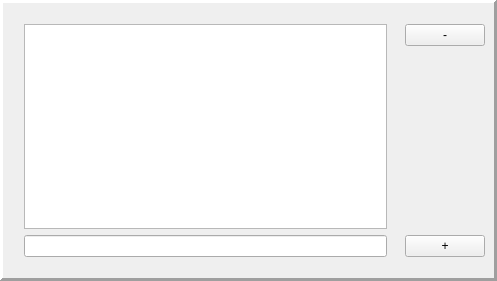
The window that QtTraceClient/UI/DevicesSelection.ui (cobreti/NyxTraceViewer) describes before a commit, drawn with Qt 5.
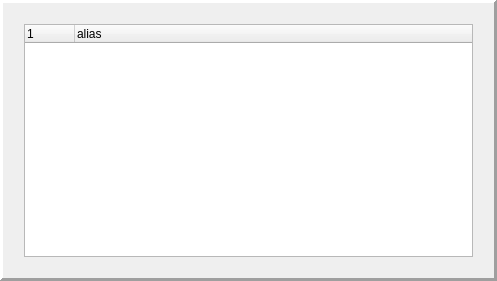
The same window after the commit.

Commit message: added get devices list and device selection panel

```diff
--- a/QtTraceClient/UI/DevicesSelection.ui
+++ b/QtTraceClient/UI/DevicesSelection.ui
@@ -79,63 +79,35 @@
            <number>12</number>
           </property>
           <item>
-           <widget class="QListWidget" name="deviceList">
-            <property name="enabled">
+           <widget class="QTreeWidget" name="devicesList">
+            <property name="editTriggers">
+             <set>QAbstractItemView::NoEditTriggers</set>
+            </property>
+            <property name="alternatingRowColors">
              <bool>true</bool>
             </property>
-            <property name="sizePolicy">
-             <sizepolicy hsizetype="MinimumExpanding" vsizetype="MinimumExpanding">
-              <horstretch>0</horstretch>
-              <verstretch>0</verstretch>
-             </sizepolicy>
+            <property name="selectionMode">
+             <enum>QAbstractItemView::NoSelection</enum>
             </property>
-           </widget>
-          </item>
-          <item>
-           <layout class="QHBoxLayout" name="horizontalLayout">
-            <item>
-             <widget class="QLineEdit" name="deviceNameEdit"/>
-            </item>
-           </layout>
-          </item>
-         </layout>
-        </item>
-        <item>
-         <layout class="QVBoxLayout" name="verticalLayout_3">
-          <property name="topMargin">
-           <number>12</number>
-          </property>
-          <property name="bottomMargin">
-           <number>12</number>
-          </property>
-          <item>
-           <widget class="QPushButton" name="removeDeviceBtn">
-            <property name="text">
-             <string>-</string>
+            <property name="indentation">
+             <number>0</number>
             </property>
-           </widget>
-          </item>
-          <item>
-           <spacer name="verticalSpacer">
-            <property name="orientation">
-             <enum>Qt::Vertical</enum>
+            <property name="columnCount">
+             <number>2</number>
             </property>
-            <property name="sizeType">
-             <enum>QSizePolicy::MinimumExpanding</enum>
-            </property>
-            <property name="sizeHint" stdset="0">
-             <size>
-              <width>20</width>
-              <height>40</height>
-             </size>
-            </property>
-           </spacer>
-          </item>
-          <item>
-           <widget class="QPushButton" name="addDeviceBtn">
-            <property name="text">
-             <string>+</string>
-            </property>
+            <attribute name="headerDefaultSectionSize">
+             <number>50</number>
+            </attribute>
+            <column>
+             <property name="text">
+              <string/>
+             </property>
+            </column>
+            <column>
+             <property name="text">
+              <string>alias</string>
+             </property>
+            </column>
            </widget>
           </item>
          </layout>
```
The commit also changes 14 other files.
